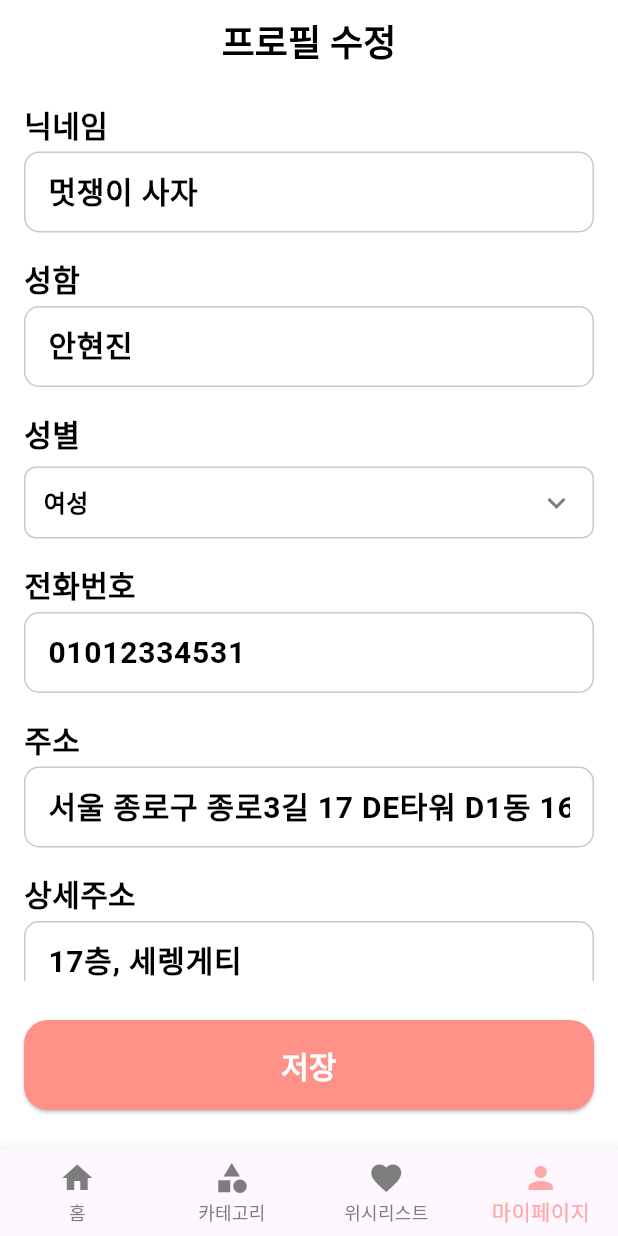
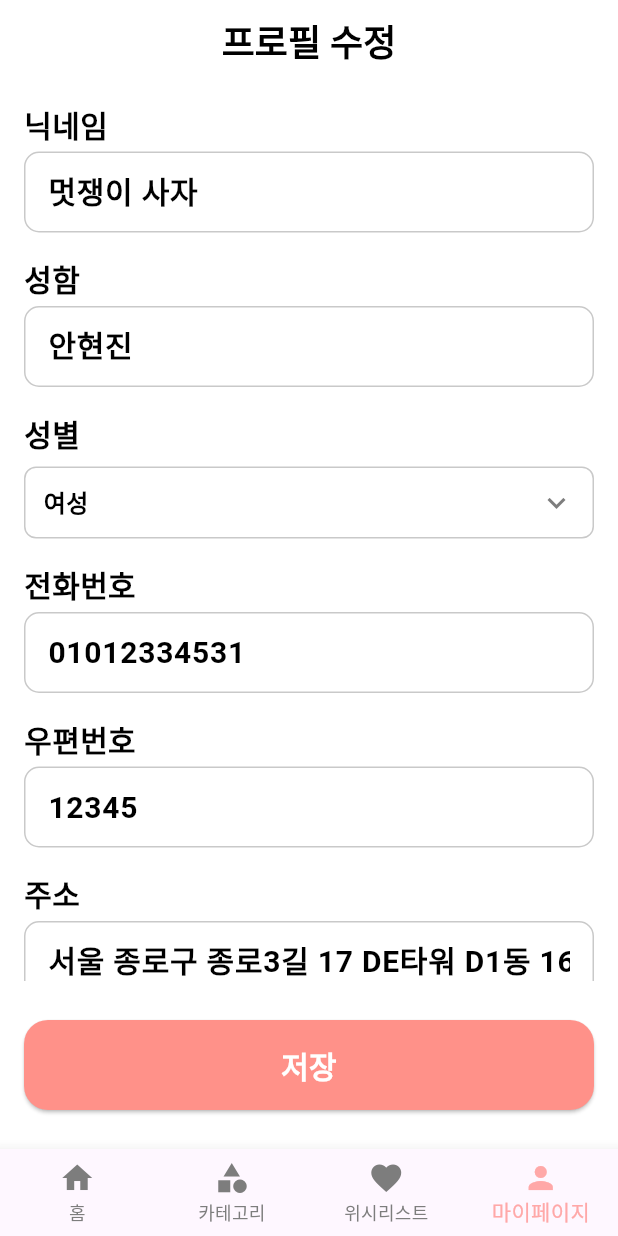
Before and after one commit to LIKELION-Android-Bootcamp-4th/on_woori, a Flutter app: the EditProfilePage screen opened by its route, on a phone screen of 412 x 824 dp. Run offline on Flutter 3.47's test engine with Material 3 defaults, Android fonts, the phone set to English and light mode, and no system bars; our stand-ins replace dio, flutter_secure_storage, go_router, pretty_dio_logger; accounts and stored records are empty; network calls fail.

Commit message:
feat: 프로필 수정 페이지(고객용) 우편번호 필드 및항목별 유효성 검사 추가

```diff
--- a/lib/ui/mypage/editprofile/editprofile.dart
+++ b/lib/ui/mypage/editprofile/editprofile.dart
@@ -11,9 +11,12 @@ class EditProfilePage extends StatefulWidget {
 }
 
 class _EditProfilePageState extends State<EditProfilePage> {
+  final _formKey = GlobalKey<FormState>();
+
   final TextEditingController _nicknameController = TextEditingController();
   final TextEditingController _nameController = TextEditingController();
   final TextEditingController _phoneController = TextEditingController();
+  final TextEditingController _zipcodeController = TextEditingController();
   final TextEditingController _addressController = TextEditingController();
   final TextEditingController _detailAddressController = TextEditingController();
 
@@ -25,6 +28,7 @@ class _EditProfilePageState extends State<EditProfilePage> {
     _nicknameController.text = '멋쟁이 사자';
     _nameController.text = '안현진';
     _phoneController.text = '01012334531';
+    _zipcodeController.text = '12345';
     _addressController.text = '서울 종로구 종로3길 17 DE타워 D1동 16,';
     _detailAddressController.text = '17층, 세렝게티';
   }
@@ -34,9 +38,16 @@ class _EditProfilePageState extends State<EditProfilePage> {
     _nicknameController.dispose();
     _nameController.dispose();
     _phoneController.dispose();
+    _zipcodeController.dispose();
     _addressController.dispose();
     _detailAddressController.dispose();
     super.dispose();
+  }
+
+  void _submit() {
+    if (_formKey.currentState!.validate()) {
+      // TODO: 저장 처리
+    }
   }
 
   @override
@@ -58,15 +69,17 @@ class _EditProfilePageState extends State<EditProfilePage> {
       ),
       body: SingleChildScrollView(
         padding: const EdgeInsets.symmetric(horizontal: 16, vertical: 12),
+        child: Form(
+          key: _formKey,
           child: Column(
             crossAxisAlignment: CrossAxisAlignment.start,
             children: [
               _buildLabel('닉네임'),
-            _buildTextField(_nicknameController),
+              _buildTextFormField(_nicknameController, validatorText: '닉네임을 입력해주세요'),
 
               const SizedBox(height: 16),
               _buildLabel('성함'),
-            _buildTextField(_nameController),
+              _buildTextFormField(_nameController, validatorText: '성함을 입력해주세요'),
 
               const SizedBox(height: 16),
               _buildLabel('성별'),
@@ -83,18 +96,39 @@ class _EditProfilePageState extends State<EditProfilePage> {
 
               const SizedBox(height: 16),
               _buildLabel('전화번호'),
-            _buildTextField(_phoneController, keyboardType: TextInputType.phone),
+              _buildTextFormField(
+                _phoneController,
+                keyboardType: TextInputType.phone,
+                validatorText: '전화번호를 입력해주세요',
+              ),
+
+              const SizedBox(height: 16),
+              _buildLabel('우편번호'),
+              _buildTextFormField(
+                _zipcodeController,
+                keyboardType: TextInputType.number,
+                validator: (value) {
+                  if (value == null || value.isEmpty) {
+                    return '우편번호를 입력해주세요';
+                  }
+                  if (!RegExp(r'^\d{5}$').hasMatch(value)) {
+                    return '우편번호는 5자리 숫자로 입력해주세요';
+                  }
+                  return null;
+                },
+              ),
 
               const SizedBox(height: 16),
               _buildLabel('주소'),
-            _buildTextField(_addressController),
+              _buildTextFormField(_addressController, validatorText: '주소를 입력해주세요'),
 
               const SizedBox(height: 16),
               _buildLabel('상세주소'),
-            _buildTextField(_detailAddressController),
+              _buildTextFormField(_detailAddressController, validatorText: '상세주소를 입력해주세요'),
 
               const SizedBox(height: 32),
             ],
+          ),
         ),
       ),
       bottomNavigationBar: SafeArea(
@@ -102,9 +136,7 @@ class _EditProfilePageState extends State<EditProfilePage> {
           padding: const EdgeInsets.all(16.0),
           child: BottomButton(
             buttonText: '저장',
-            pressedFunc: () {
-              // TODO: 저장 후 이동 처리
-            },
+            pressedFunc: _submit,
           ),
         ),
       ),
@@ -122,14 +154,16 @@ class _EditProfilePageState extends State<EditProfilePage> {
     );
   }
 
-  Widget _buildTextField(
+  Widget _buildTextFormField(
       TextEditingController controller, {
         TextInputType keyboardType = TextInputType.text,
+        String? validatorText,
+        String? Function(String?)? validator,
       }) {
     return Column(
       children: [
         const SizedBox(height: 4),
-        TextField(
+        TextFormField(
           controller: controller,
           keyboardType: keyboardType,
           style: const TextStyle(
@@ -153,6 +187,13 @@ class _EditProfilePageState extends State<EditProfilePage> {
               borderSide: const BorderSide(color: AppColors.DividerTextBoxLineDivider),
             ),
           ),
+          validator: validator ??
+                  (value) {
+                if (value == null || value.isEmpty) {
+                  return validatorText ?? '내용을 입력해주세요';
+                }
+                return null;
+              },
         ),
       ],
     );
```
Lines whose indentation alone changed are shown as unchanged.
